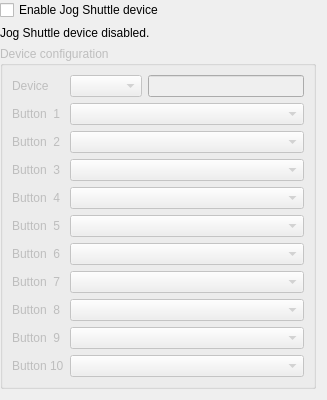
First picture: the form in src/widgets/configjogshuttle_ui.ui, repository KDE/kdenlive, before the edit.
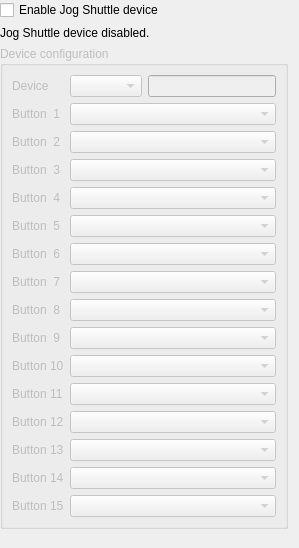
Second picture: the form after the edit. Custom widgets are drawn as their Qt base class.

Commit message:
number of buttons expanded to 15. Contour shuttle pro v2 full support
issue: the fd is read in blocking mode. The thread is never shutdown
properly and on some systems the program hangs on close. As workaround
the thread is terminated

```diff
--- a/src/widgets/configjogshuttle_ui.ui
+++ b/src/widgets/configjogshuttle_ui.ui
@@ -6,8 +6,8 @@
    <rect>
     <x>0</x>
     <y>0</y>
-    <width>327</width>
-    <height>393</height>
+    <width>299</width>
+    <height>548</height>
    </rect>
   </property>
   <layout class="QGridLayout" name="gridLayout_2">
@@ -40,6 +40,34 @@
       <string>Device configuration</string>
      </property>
      <layout class="QGridLayout" name="gridLayout">
+      <item row="12" column="0">
+       <widget class="QLabel" name="label_13">
+        <property name="text">
+         <string>Button 12</string>
+        </property>
+       </widget>
+      </item>
+      <item row="14" column="0">
+       <widget class="QLabel" name="label_15">
+        <property name="text">
+         <string>Button 14</string>
+        </property>
+       </widget>
+      </item>
+      <item row="13" column="0">
+       <widget class="QLabel" name="label_14">
+        <property name="text">
+         <string>Button 13</string>
+        </property>
+       </widget>
+      </item>
+      <item row="11" column="0">
+       <widget class="QLabel" name="label_12">
+        <property name="text">
+         <string>Button 11</string>
+        </property>
+       </widget>
+      </item>
       <item row="7" column="0">
        <widget class="QLabel" name="label_8">
         <property name="text">
@@ -157,6 +185,28 @@
       <item row="10" column="1" colspan="2">
        <widget class="KComboBox" name="shuttle10"/>
       </item>
+      <item row="15" column="0">
+       <widget class="QLabel" name="label_16">
+        <property name="text">
+         <string>Button 15</string>
+        </property>
+       </widget>
+      </item>
+      <item row="11" column="1" colspan="2">
+       <widget class="KComboBox" name="shuttle11"/>
+      </item>
+      <item row="12" column="1" colspan="2">
+       <widget class="KComboBox" name="shuttle12"/>
+      </item>
+      <item row="13" column="1" colspan="2">
+       <widget class="KComboBox" name="shuttle13"/>
+      </item>
+      <item row="14" column="1" colspan="2">
+       <widget class="KComboBox" name="shuttle14"/>
+      </item>
+      <item row="15" column="1" colspan="2">
+       <widget class="KComboBox" name="shuttle15"/>
+      </item>
      </layout>
     </widget>
    </item>
```
Left out of the diff: 6 changed lines with no effect on the pictures. The commit also changes 4 other files.
